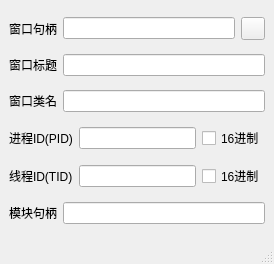
Qt form ui/wnd_main.ui (decenfrontier/ReverseToolKit) before a commit.
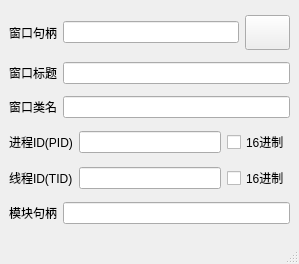
The same form after that commit.

Commit message: 优化界面效果

```diff
--- a/ui/wnd_main.ui
+++ b/ui/wnd_main.ui
@@ -6,7 +6,7 @@
    <rect>
     <x>0</x>
     <y>0</y>
-    <width>274</width>
+    <width>299</width>
     <height>264</height>
    </rect>
   </property>
@@ -29,6 +29,18 @@
       </item>
       <item>
        <widget class="QToolButton" name="btn_attach">
+        <property name="minimumSize">
+         <size>
+          <width>45</width>
+          <height>35</height>
+         </size>
+        </property>
+        <property name="maximumSize">
+         <size>
+          <width>45</width>
+          <height>35</height>
+         </size>
+        </property>
         <property name="text">
          <string/>
         </property>
```
The commit also changes 3 other files.
